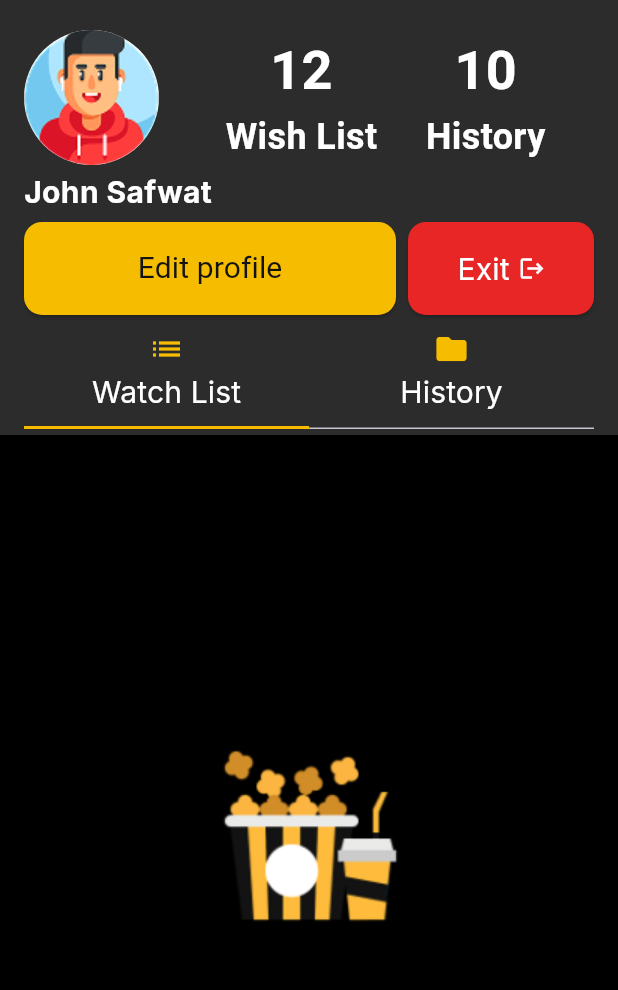
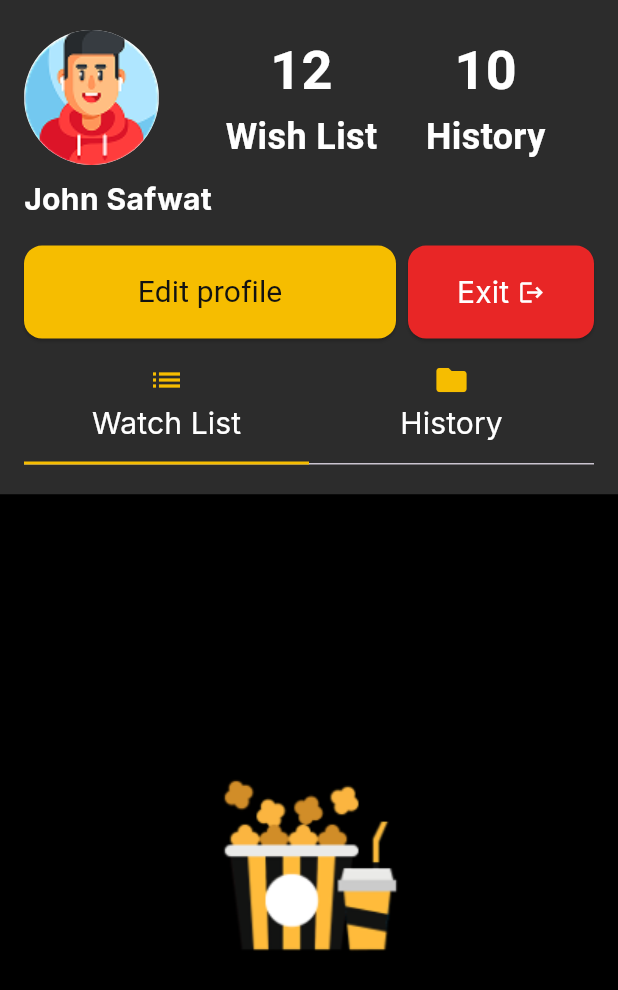
Before and after one commit to MohammedEhab0/Movies-Flutter, a Flutter app: the ProfileTab screen opened directly, on a phone screen of 412 x 824 dp. Shown: the top 990 px of the screen. Run offline on Flutter 3.47's test engine with Material 3 defaults, Android fonts, the phone set to English and light mode, and no system bars; our stand-ins replace carousel_slider, connectivity_plus, dartz, dio, easy_localization, flutter_bloc and 5 more; accounts and stored records are empty.

Commit message:
update profile_tab.dart

```diff
--- a/lib/ui/Widgets/CustomElevatedButton.dart
+++ b/lib/ui/Widgets/CustomElevatedButton.dart
@@ -1,19 +1,24 @@
 import 'package:easy_localization/easy_localization.dart';
-
 import 'package:flutter/material.dart';
 
 import '../../utils/app_colors.dart';
-import '../../utils/app_styles.dart';
+import '../../utils/app_styles.dart'; // Assuming this provides AppStyles.regular20black
 
 class CustomElevatedButton extends StatelessWidget {
-  Function onPressed;
+  final Function onPressed;
   final IconData? icon;
-  String textButton;
-  Color bgColor;
+  final String textButton;
+  final Color bgColor;
   final Color? textColor;
   final TextStyle? textStyle;
-  CustomElevatedButton({required this.onPressed,this.icon ,required this.textButton,
-    required this.bgColor, this.textColor,
+
+  CustomElevatedButton({
+    super.key, // Added super.key for best practice
+    required this.onPressed,
+    this.icon,
+    required this.textButton,
+    required this.bgColor,
+    this.textColor,
     this.textStyle,
   });
 
@@ -24,24 +29,32 @@ class CustomElevatedButton extends StatelessWidget {
 
     return ElevatedButton(
       style: ElevatedButton.styleFrom(
-            shape:
-                RoundedRectangleBorder(borderRadius: BorderRadius.circular(12)),
+        shape: RoundedRectangleBorder(borderRadius: BorderRadius.circular(12)),
+        // Adjusted padding to be slightly less horizontal for smaller buttons.
+        // You might need to fine-tune these values.
         padding: EdgeInsets.symmetric(
-                vertical: height * .02, horizontal: width * .08),
-            backgroundColor: bgColor),
+            vertical: height * .02, horizontal: width * .04), // Reduced horizontal padding
+        backgroundColor: bgColor,
+      ),
       onPressed: () {
         onPressed();
       },
       child: Row(
         mainAxisAlignment: MainAxisAlignment.center,
-          mainAxisSize: MainAxisSize.min,
+        mainAxisSize: MainAxisSize.min, // Keep min so button only takes space its content needs
 
         children: [
-            Text(
+          // If the icon is placed after the text (as in your original code)
+          // it makes sense to have the Text widget as Flexible
+          Flexible( // <-- THIS IS THE CRUCIAL CHANGE
+            child: Text(
               textButton,
-              style:textStyle ??
+              style: textStyle ??
                   AppStyles.regular20black.copyWith(
-                    color: textColor ?? AppColors.blackColor ,
+                    color: textColor ?? AppColors.blackColor,
+                  ),
+              overflow: TextOverflow.ellipsis, // Add ellipsis if text is too long
+              maxLines: 1, // Ensure text stays on one line
             ),
           ),
           if (icon != null) ...[
@@ -49,7 +62,7 @@ class CustomElevatedButton extends StatelessWidget {
             Icon(icon, color: textColor ?? AppColors.blackColor),
           ],
         ],
-        )
+      ),
     );
   }
 }
--- a/lib/ui/homescreen/tabs/profile/profile_tab.dart
+++ b/lib/ui/homescreen/tabs/profile/profile_tab.dart
@@ -1,5 +1,3 @@
-
-
 import 'package:flutter/material.dart';
 import 'package:movies/UI/Widgets/CustomElevatedButton.dart';
 import 'package:movies/utils/app_assets.dart';
@@ -12,6 +10,8 @@ class ProfileTab extends StatelessWidget {
 
   @override
   Widget build(BuildContext context) {
+    // Get screen height
+    final height = MediaQuery.of(context).size.height; // Example: 40% of screen height
     return DefaultTabController(
       length: 2,
       child: Scaffold(
@@ -19,12 +19,11 @@ class ProfileTab extends StatelessWidget {
         body: SafeArea(
           child: Column(
             children: [
-
-
               Container(
-                height: 290,
+                // Use the calculated dynamic height
+                height: height*.4,
                 color: AppColors.lightBlack,
-                padding:  EdgeInsets.symmetric(horizontal: 16, vertical: 20),
+                padding: EdgeInsets.symmetric(horizontal: 16, vertical: 20),
                 child: Column(
                   crossAxisAlignment: CrossAxisAlignment.start,
                   children: [
@@ -42,16 +41,16 @@ class ProfileTab extends StatelessWidget {
                             children: [
                               Column(
                                 children: [
-                                  Text('12',style:AppStyles.bold36White),
+                                  Text('12', style: AppStyles.bold36White),
                                   SizedBox(height: 2),
                                   Text('Wish List', style: AppStyles.bold24White),
                                 ],
                               ),
                               Column(
                                 children: [
-                                  Text('10', style:AppStyles.bold36White ),
+                                  Text('10', style: AppStyles.bold36White),
                                   SizedBox(height: 2),
-                                  Text('History', style:AppStyles.bold24White),
+                                  Text('History', style: AppStyles.bold24White),
                                 ],
                               ),
                             ],
@@ -59,10 +58,9 @@ class ProfileTab extends StatelessWidget {
                         )
                       ],
                     ),
-                    SizedBox(height: 3),
-                    Text('John Safwat',
-                        style: AppStyles.bold20White),
-                    SizedBox(height: 6),
+                    SizedBox(height:height*.01),
+                    Text('John Safwat', style: AppStyles.bold20White),
+                    SizedBox(height: height*.02),
 
                     Row(
                       children: [
@@ -70,19 +68,16 @@ class ProfileTab extends StatelessWidget {
                           flex: 2,
                           child: CustomElevatedButton(
                             bgColor: AppColors.yellowColor,
-                            onPressed:(){
-
+                            onPressed: () {
+                              // Action
                             },
                             textButton: 'Edit profile',
                           ),
-
                         ),
-
                         SizedBox(width: 8),
                         Expanded(
                           flex: 1,
                           child: CustomElevatedButton(
-
                             textButton: 'Exit',
                             bgColor: AppColors.redColor,
                             icon: Icons.logout,
@@ -91,21 +86,20 @@ class ProfileTab extends StatelessWidget {
                             onPressed: () {
                               // Action
                             },
-                          )
-
+                          ),
                         ),
                       ],
                     ),
-                    SizedBox(height: 2),
-                    Container(
+                    SizedBox(height: height*.005),
+                    Expanded(
+                      child: Container(
                         child: TabBar(
                           indicatorColor: AppColors.yellowColor,
                           indicatorSize: TabBarIndicatorSize.tab,
-
                           tabs: [
                             Tab(
-                            icon: Icon(Icons.list, color:AppColors.yellowColor ),
-                            child: Text('Watch List', style:AppStyles.regular20White ),
+                              icon: Icon(Icons.list, color: AppColors.yellowColor),
+                              child: Text('Watch List', style: AppStyles.regular20White),
                             ),
                             Tab(
                               icon: Icon(Icons.folder, color: AppColors.yellowColor),
@@ -114,23 +108,22 @@ class ProfileTab extends StatelessWidget {
                           ],
                         ),
                       ),
+                    ),
                   ],
                 ),
               ),
 
-              // TabBar
-
-              // TabBarView
+              // TabBarView remains outside the top container, as it should
               Expanded(
                 child: Container(
                   color: Colors.black,
-                  child:  TabBarView(
+                  child: TabBarView(
                     children: [
                       Center(
                         child: Image.asset(AppAssets.profileEmpty),
                       ),
                       Center(
-                        child: Icon(Icons.history, size: 80, color:  AppColors.yellowColor),
+                        child: Icon(Icons.history, size: 80, color: AppColors.yellowColor),
                       ),
                     ],
                   ),
```
Lines whose indentation alone changed are shown as unchanged.
